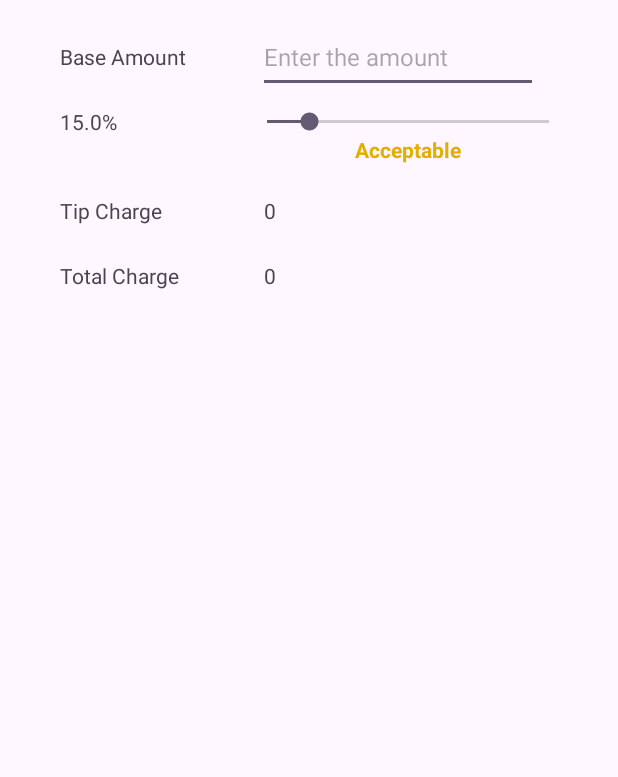
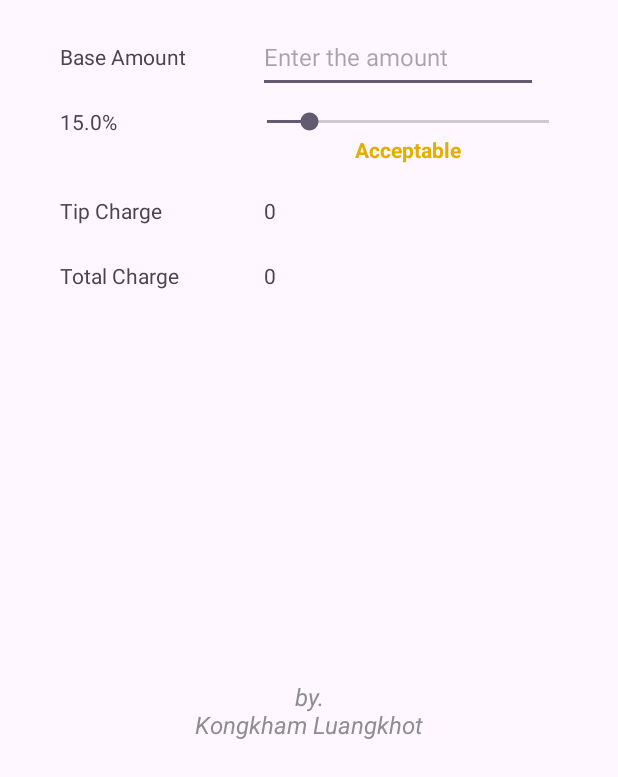
Before and after one commit to kongkham-lk/TRU-CourseWorks, an Android app: the screen it shows after launch (MainActivity), on a phone screen of 412 x 824 dp, the part 459-1236 px from its top. Run offline under Robolectric (Android 15) with nearby library versions, the phone set to English and light mode, and no system bars.

Commit message:
Added signature section

```diff
--- a/MobileApp/TipCalculatorApp/app/src/main/res/layout/activity_main.xml
+++ b/MobileApp/TipCalculatorApp/app/src/main/res/layout/activity_main.xml
@@ -119,4 +119,18 @@
         app:layout_constraintStart_toStartOf="@+id/tipAmount_display"
         app:layout_constraintTop_toTopOf="@+id/totalAmount_label" />
 
+    <TextView
+        android:id="@+id/textView"
+        android:layout_width="wrap_content"
+        android:layout_height="wrap_content"
+        android:layout_marginBottom="24dp"
+        android:gravity="center"
+        android:text="@string/madeBy"
+        android:textColor="@color/grey"
+        android:textSize="16sp"
+        android:textStyle="italic"
+        app:layout_constraintBottom_toBottomOf="parent"
+        app:layout_constraintEnd_toEndOf="parent"
+        app:layout_constraintStart_toStartOf="parent" />
+
 </androidx.constraintlayout.widget.ConstraintLayout>
--- a/MobileApp/TipCalculatorApp/app/src/main/res/values/colors.xml
+++ b/MobileApp/TipCalculatorApp/app/src/main/res/values/colors.xml
@@ -1,6 +1,7 @@
 <?xml version="1.0" encoding="utf-8"?>
 <resources>
     <color name="black">#FF000000</color>
+    <color name="grey">#8E8E8E</color>
     <color name="white">#FFFFFFFF</color>
     <color name="poor">#F44336</color>
     <color name="acceptable">#E2AE00</color>
--- a/MobileApp/TipCalculatorApp/app/src/main/res/values/strings.xml
+++ b/MobileApp/TipCalculatorApp/app/src/main/res/values/strings.xml
@@ -19,4 +19,5 @@
     <string name="defaultTip">15</string>
     <string name="percentUnit"> %</string>
     <string name="defaultVal">0</string>
+    <string name="madeBy">by.\nKongkham Luangkhot</string>
 </resources>
```
